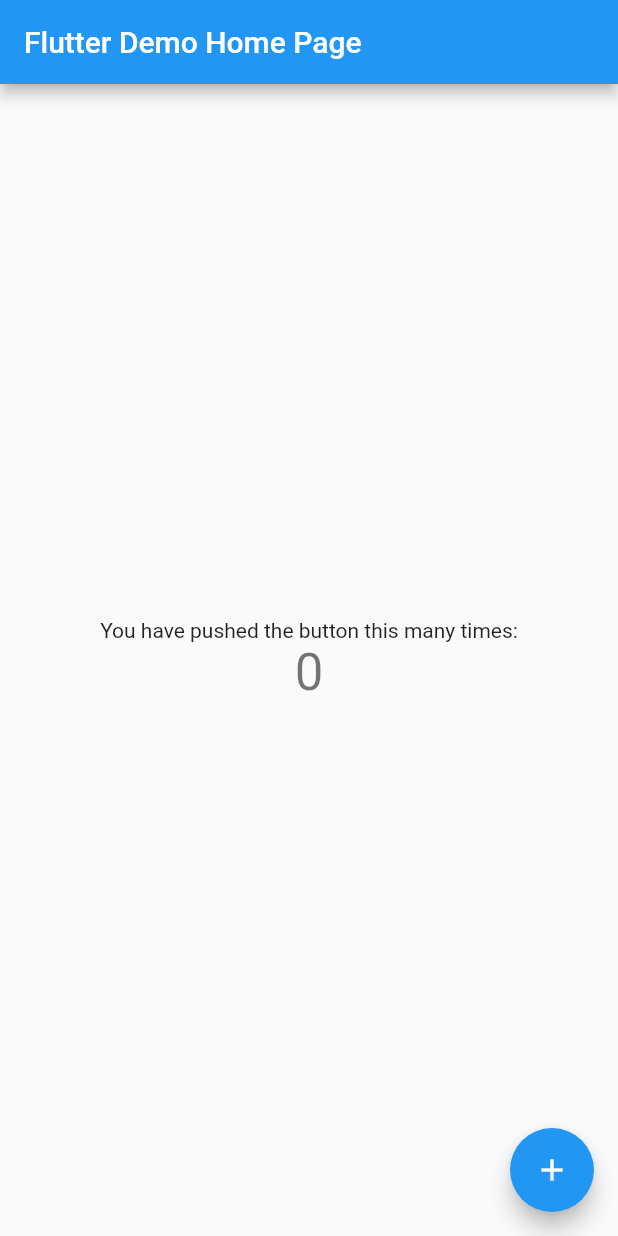
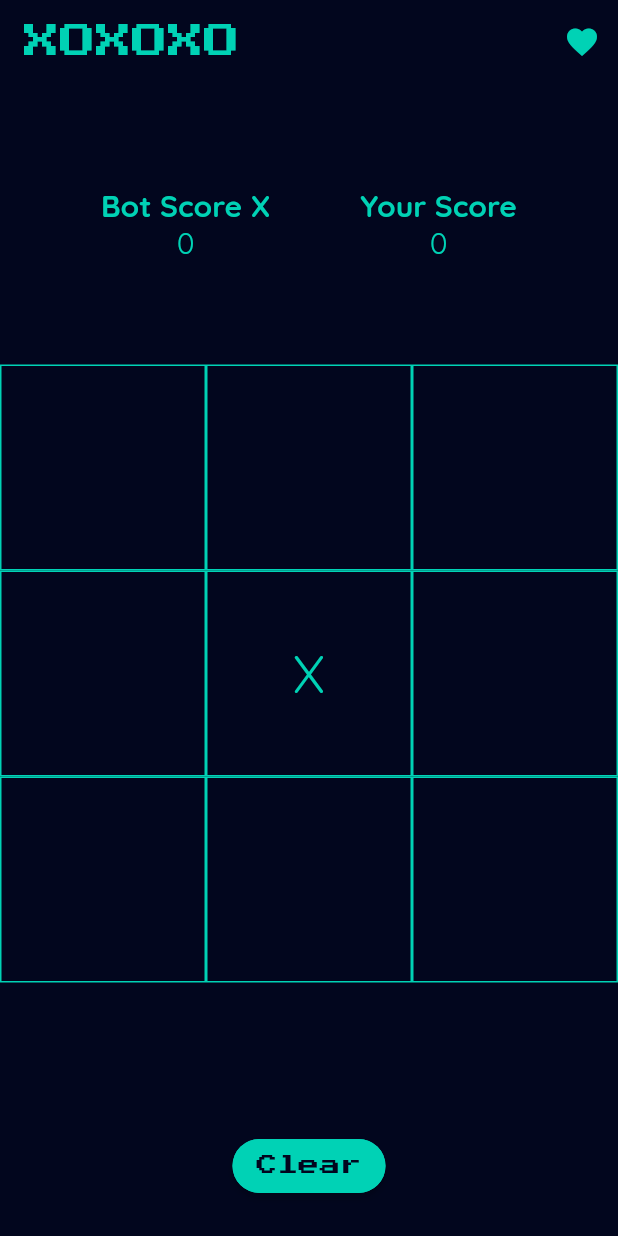
Before and after one commit to samvitjain/xo, a Flutter app: the screen it shows after launch, on a phone screen of 412 x 824 dp. Run offline on Flutter 3.47's test engine with Material 2 defaults, Android fonts, the phone set to English and light mode, and no system bars; our stand-ins replace google_fonts, rxdart.

Commit message:
Add game play

```diff
--- a/lib/main.dart
+++ b/lib/main.dart
@@ -1,115 +1,33 @@
 import 'package:flutter/material.dart';
+import 'package:google_fonts/google_fonts.dart';
+import 'package:xo/modules/common/constants/app_colors.dart';
 
-void main() {
-  runApp(const MyApp());
-}
+import 'modules/game_screen/game_page.dart';
+
+void main() => runApp(MyApp());
+
+final GlobalKey<NavigatorState> navigatorKey = GlobalKey<NavigatorState>();
 
 class MyApp extends StatelessWidget {
-  const MyApp({Key? key}) : super(key: key);
-
-  // This widget is the root of your application.
   @override
   Widget build(BuildContext context) {
     return MaterialApp(
-      title: 'Flutter Demo',
+      navigatorKey: navigatorKey,
       theme: ThemeData(
-        // This is the theme of your application.
-        //
-        // Try running your application with "flutter run". You'll see the
-        // application has a blue toolbar. Then, without quitting the app, try
-        // changing the primarySwatch below to Colors.green and then invoke
-        // "hot reload" (press "r" in the console where you ran "flutter run",
-        // or simply save your changes to "hot reload" in a Flutter IDE).
-        // Notice that the counter didn't reset back to zero; the application
-        // is not restarted.
-        primarySwatch: Colors.blue,
+        appBarTheme: AppBarTheme(
+          color: AppColors.darkGreen,
+          elevation: 0,
+          titleTextStyle: GoogleFonts.pressStart2p().copyWith(
+            color: AppColors.lightGreen,
+            fontSize: 24,
+          ),
+          foregroundColor: Colors.black,
+        ),
+        textTheme: GoogleFonts.quicksandTextTheme(
+          Theme.of(context).textTheme,
+        ),
       ),
-      home: const MyHomePage(title: 'Flutter Demo Home Page'),
+      home: GamePage(),
     );
   }
 }
-
-class MyHomePage extends StatefulWidget {
-  const MyHomePage({Key? key, required this.title}) : super(key: key);
-
-  // This widget is the home page of your application. It is stateful, meaning
-  // that it has a State object (defined below) that contains fields that affect
-  // how it looks.
-
-  // This class is the configuration for the state. It holds the values (in this
-  // case the title) provided by the parent (in this case the App widget) and
-  // used by the build method of the State. Fields in a Widget subclass are
-  // always marked "final".
-
-  final String title;
-
-  @override
-  State<MyHomePage> createState() => _MyHomePageState();
-}
-
-class _MyHomePageState extends State<MyHomePage> {
-  int _counter = 0;
-
-  void _incrementCounter() {
-    setState(() {
-      // This call to setState tells the Flutter framework that something has
-      // changed in this State, which causes it to rerun the build method below
-      // so that the display can reflect the updated values. If we changed
-      // _counter without calling setState(), then the build method would not be
-      // called again, and so nothing would appear to happen.
-      _counter++;
-    });
-  }
-
-  @override
-  Widget build(BuildContext context) {
-    // This method is rerun every time setState is called, for instance as done
-    // by the _incrementCounter method above.
-    //
-    // The Flutter framework has been optimized to make rerunning build methods
-    // fast, so that you can just rebuild anything that needs updating rather
-    // than having to individually change instances of widgets.
-    return Scaffold(
-      appBar: AppBar(
-        // Here we take the value from the MyHomePage object that was created by
-        // the App.build method, and use it to set our appbar title.
-        title: Text(widget.title),
-      ),
-      body: Center(
-        // Center is a layout widget. It takes a single child and positions it
-        // in the middle of the parent.
-        child: Column(
-          // Column is also a layout widget. It takes a list of children and
-          // arranges them vertically. By default, it sizes itself to fit its
-          // children horizontally, and tries to be as tall as its parent.
-          //
-          // Invoke "debug painting" (press "p" in the console, choose the
-          // "Toggle Debug Paint" action from the Flutter Inspector in Android
-          // Studio, or the "Toggle Debug Paint" command in Visual Studio Code)
-          // to see the wireframe for each widget.
-          //
-          // Column has various properties to control how it sizes itself and
-          // how it positions its children. Here we use mainAxisAlignment to
-          // center the children vertically; the main axis here is the vertical
-          // axis because Columns are vertical (the cross axis would be
-          // horizontal).
-          mainAxisAlignment: MainAxisAlignment.center,
-          children: <Widget>[
-            const Text(
-              'You have pushed the button this many times:',
-            ),
-            Text(
-              '$_counter',
-              style: Theme.of(context).textTheme.headline4,
-            ),
-          ],
-        ),
-      ),
-      floatingActionButton: FloatingActionButton(
-        onPressed: _incrementCounter,
-        tooltip: 'Increment',
-        child: const Icon(Icons.add),
-      ), // This trailing comma makes auto-formatting nicer for build methods.
-    );
-  }
-}
--- /dev/null
+++ b/lib/modules/game_ai/game_ai.dart
@@ -0,0 +1,134 @@
+import 'dart:math';
+
+class GameAi {
+  late List<List<String>> _field;
+  late String _playerChar;
+  late String _aiChar;
+  late BotDecision _decision;
+
+  GameAi(
+    this._field,
+    this._playerChar,
+    this._aiChar,
+  );
+
+  BotDecision getDecision() {
+    _makeDecision();
+    return _decision;
+  }
+
+  _makeDecision() {
+    if (_isCenterEmpty()) return;
+    if (_aiIsCloseToWin()) return;
+    if (_playerIsCloseToWin()) return;
+    if (_playerHasOneChar()) return;
+    _chooseRandom();
+  }
+
+  bool _isCenterEmpty() {
+    if (_field[1][1].isEmpty) {
+      _decision = BotDecision(1, 1);
+      return true;
+    } else {
+      return false;
+    }
+  }
+
+  bool _aiIsCloseToWin() {
+    return _hasTwoCharsInLine(0, 0, 0, 1, 0, 2, _aiChar) ||
+        _hasTwoCharsInLine(1, 0, 1, 1, 1, 2, _aiChar) ||
+        _hasTwoCharsInLine(2, 0, 2, 1, 2, 2, _aiChar) ||
+        _hasTwoCharsInLine(0, 0, 1, 0, 2, 0, _aiChar) ||
+        _hasTwoCharsInLine(0, 1, 1, 1, 2, 1, _aiChar) ||
+        _hasTwoCharsInLine(0, 2, 1, 2, 2, 2, _aiChar) ||
+        _hasTwoCharsInLine(0, 0, 1, 1, 2, 2, _aiChar) ||
+        _hasTwoCharsInLine(0, 2, 1, 1, 2, 0, _aiChar);
+  }
+
+  bool _playerIsCloseToWin() {
+    return _hasTwoCharsInLine(0, 0, 0, 1, 0, 2, _playerChar) ||
+        _hasTwoCharsInLine(1, 0, 1, 1, 1, 2, _playerChar) ||
+        _hasTwoCharsInLine(2, 0, 2, 1, 2, 2, _playerChar) ||
+        _hasTwoCharsInLine(0, 0, 1, 0, 2, 0, _playerChar) ||
+        _hasTwoCharsInLine(0, 1, 1, 1, 2, 1, _playerChar) ||
+        _hasTwoCharsInLine(0, 2, 1, 2, 2, 2, _playerChar) ||
+        _hasTwoCharsInLine(0, 0, 1, 1, 2, 2, _playerChar) ||
+        _hasTwoCharsInLine(0, 2, 1, 1, 2, 0, _playerChar);
+  }
+
+  bool _hasTwoCharsInLine(
+      int r1, int c1, int r2, int c2, int r3, int c3, String side) {
+    if (_field[r1][c1] == side &&
+        _field[r2][c2] == side &&
+        _field[r3][c3].isEmpty) {
+      _decision = BotDecision(r3, c3);
+      return true;
+    }
+    if (_field[r1][c1] == side &&
+        _field[r3][c3] == side &&
+        _field[r2][c2].isEmpty) {
+      _decision = BotDecision(r2, c2);
+      return true;
+    }
+    if (_field[r2][c2] == side &&
+        _field[r3][c3] == side &&
+        _field[r1][c1].isEmpty) {
+      _decision = BotDecision(r1, c1);
+      return true;
+    }
+    return false;
+  }
+
+  bool _playerHasOneChar() {
+    return _playerHasOneCharInLine(0, 0, 0, 1, 0, 2) ||
+        _playerHasOneCharInLine(1, 0, 1, 1, 1, 2) ||
+        _playerHasOneCharInLine(2, 0, 2, 1, 2, 2) ||
+        _playerHasOneCharInLine(0, 0, 1, 0, 2, 0) ||
+        _playerHasOneCharInLine(0, 1, 1, 1, 2, 1) ||
+        _playerHasOneCharInLine(0, 2, 1, 2, 2, 2) ||
+        _playerHasOneCharInLine(0, 0, 1, 1, 2, 2) ||
+        _playerHasOneCharInLine(0, 2, 1, 1, 2, 0);
+  }
+
+  _playerHasOneCharInLine(int r1, int c1, int r2, int c2, int r3, int c3) {
+    if (_field[r1][c1] == _playerChar &&
+        _field[r2][c2].isEmpty &&
+        _field[r3][c3].isEmpty) {
+      _decision = BotDecision(r3, c3);
+      return true;
+    }
+    if (_field[r2][c2] == _playerChar &&
+        _field[r1][c1].isEmpty &&
+        _field[r3][c3].isEmpty) {
+      _decision = BotDecision(r1, c1);
+      return true;
+    }
+    if (_field[r3][c3] == _playerChar &&
+        _field[r1][c1].isEmpty &&
+        _field[r2][c2].isEmpty) {
+      _decision = BotDecision(r1, c1);
+      return true;
+    }
+    return false;
+  }
+
+  _chooseRandom() {
+    var random = Random();
+    while (true) {
+      var _row = random.nextInt(3);
+      var _column = random.nextInt(3);
+
+      if (_field[_row][_column].isEmpty) {
+        _decision = BotDecision(_row, _column);
+        break;
+      }
+    }
+  }
+}
+
+class BotDecision {
+  int row;
+  int column;
+
+  BotDecision(this.row, this.column);
+}
--- /dev/null
+++ b/lib/modules/game_screen/game_bloc.dart
@@ -0,0 +1,217 @@
+import 'package:flutter/material.dart';
+import 'package:google_fonts/google_fonts.dart';
+import 'package:rxdart/rxdart.dart';
+import 'package:xo/modules/common/constants/app_colors.dart';
+import 'package:xo/modules/game_ai/game_ai.dart';
+import 'package:xo/modules/game_screen/widgets/simple_button.dart';
+
+import '../../main.dart';
+
+class GameBloc {
+  final _boardSubject = BehaviorSubject<List<String>>.seeded([]);
+  BehaviorSubject<List<String>> get board => _boardSubject;
+
+  final _isOTurnSubject = BehaviorSubject<bool>.seeded(false);
+  BehaviorSubject<bool> get isOTurn => _isOTurnSubject;
+
+  List<String> displayElement = ['', '', '', '', '', '', '', '', ''];
+  int oScore = 0;
+  int xScore = 0;
+  int filledBoxes = 0;
+  // bool oTurn = true; // True => UserTurn
+
+  void userInput(int index) {
+    if (isOTurn.value && displayElement[index] == '') {
+      displayElement[index] = 'O';
+      filledBoxes++;
+      board.add(displayElement);
+      var winner = checkWinner();
+      if (winner != null) {
+        if (winner == 'DRAW') {
+          _showDrawDialog();
+        } else {
+          _showWinDialog(winner);
+        }
+      }
+      isOTurn.add(false); // False => BotTurn
+    }
+  }
+
+  Future<void> botInput() async {
+    if (!isOTurn.value) {
+      await Future.delayed(const Duration(seconds: 1));
+      GameAi ai = GameAi(temp(), 'O', 'X');
+      var desicion = ai.getDecision();
+      int desicionIndex = (desicion.row * 3) + desicion.column;
+      displayElement[desicionIndex] = 'X';
+      filledBoxes++;
+      board.add(displayElement);
+      var winner = checkWinner();
+      if (winner != null) {
+        await Future.delayed(const Duration(seconds: 1));
+        if (winner == 'DRAW') {
+          _showDrawDialog();
+        } else {
+          _showWinDialog(winner);
+        }
+      }
+      isOTurn.add(true); // True => UserTurn
+
+    }
+  }
+
+  List<List<String>> temp() {
+    var l1 = [displayElement[0], displayElement[1], displayElement[2]];
+    var l2 = [displayElement[3], displayElement[4], displayElement[5]];
+    var l3 = [displayElement[6], displayElement[7], displayElement[8]];
+    return [l1, l2, l3];
+  }
+
+  void _showWinDialog(String winner) {
+    showDialog(
+        barrierDismissible: false,
+        context: navigatorKey.currentContext!,
+        builder: (BuildContext context) {
+          return AlertDialog(
+            shape: RoundedRectangleBorder(
+              borderRadius: BorderRadius.circular(18.0),
+              side: BorderSide(
+                color: AppColors.lightGreen,
+                width: 2.0,
+              ),
+            ),
+            backgroundColor: AppColors.darkGreen,
+            titleTextStyle: GoogleFonts.pressStart2p().copyWith(
+              color: AppColors.lightGreen,
+            ),
+            contentTextStyle: GoogleFonts.pressStart2p().copyWith(
+              color: AppColors.lightGreen,
+            ),
+            title: Text("$winner wins!"),
+            actions: [
+              SimpleButton(
+                callBack: () {
+                  _clearBoard();
+                  Navigator.of(context).pop();
+                },
+                title: 'Play Again',
+              )
+              // FlatButton(
+              //   child: Text("Play Again"),
+              //   onPressed: () {
+              //     _clearBoard();
+              //     Navigator.of(context).pop();
+              //   },
+              // )
+            ],
+          );
+        });
+
+    if (winner == 'O') {
+      oScore++;
+    } else if (winner == 'X') {
+      xScore++;
+    }
+  }
+
+  void _showDrawDialog() {
+    showDialog(
+        barrierDismissible: false,
+        context: navigatorKey.currentContext!,
+        builder: (BuildContext context) {
+          return AlertDialog(
+            shape: RoundedRectangleBorder(
+              borderRadius: BorderRadius.circular(18.0),
+              side: BorderSide(
+                color: AppColors.lightGreen,
+                width: 2.0,
+              ),
+            ),
+            backgroundColor: AppColors.darkGreen,
+            titleTextStyle: GoogleFonts.pressStart2p().copyWith(
+              color: AppColors.lightGreen,
+            ),
+            contentTextStyle: GoogleFonts.pressStart2p().copyWith(
+              color: AppColors.lightGreen,
+            ),
+            title: const Text("Draw"),
+            actions: [
+              SimpleButton(
+                callBack: () {
+                  _clearBoard();
+                  Navigator.of(context).pop();
+                },
+                title: 'Play Again',
+              )
+            ],
+          );
+        });
+  }
+
+  void _clearBoard() {
+    for (int i = 0; i < 9; i++) {
+      displayElement[i] = '';
+    }
+
+    filledBoxes = 0;
+    board.add(displayElement);
+  }
+
+  void clearScoreBoard() {
+    xScore = 0;
+    oScore = 0;
+    for (int i = 0; i < 9; i++) {
+      displayElement[i] = '';
+    }
+
+    filledBoxes = 0;
+    board.add(displayElement);
+  }
+
+  String? checkWinner() {
+    // Checking rows
+    if (displayElement[0] == displayElement[1] &&
+        displayElement[0] == displayElement[2] &&
+        displayElement[0] != '') {
+      return displayElement[0];
+    } else if (displayElement[3] == displayElement[4] &&
+        displayElement[3] == displayElement[5] &&
+        displayElement[3] != '') {
+      return displayElement[3];
+    } else if (displayElement[6] == displayElement[7] &&
+        displayElement[6] == displayElement[8] &&
+        displayElement[6] != '') {
+      return displayElement[6];
+    }
+
+    // Checking Column
+    else if (displayElement[0] == displayElement[3] &&
+        displayElement[0] == displayElement[6] &&
+        displayElement[0] != '') {
+      return displayElement[0];
+    } else if (displayElement[1] == displayElement[4] &&
+        displayElement[1] == displayElement[7] &&
+        displayElement[1] != '') {
+      return displayElement[1];
+    } else if (displayElement[2] == displayElement[5] &&
+        displayElement[2] == displayElement[8] &&
+        displayElement[2] != '') {
+      return displayElement[2];
+    }
+
+    // Checking Diagonal
+    else if (displayElement[0] == displayElement[4] &&
+        displayElement[0] == displayElement[8] &&
+        displayElement[0] != '') {
+      return displayElement[0];
+    } else if (displayElement[2] == displayElement[4] &&
+        displayElement[2] == displayElement[6] &&
+        displayElement[2] != '') {
+      return displayElement[2];
+    } else if (filledBoxes == 9) {
+      return 'DRAW';
+    } else {
+      return null;
+    }
+  }
+}
--- /dev/null
+++ b/lib/modules/game_screen/game_page.dart
@@ -0,0 +1,167 @@
+import 'package:flutter/material.dart';
+import 'package:google_fonts/google_fonts.dart';
+import 'package:xo/modules/game_screen/game_bloc.dart';
+
+import '../../main.dart';
+import '../common/constants/app_colors.dart';
+import 'widgets/author_button.dart';
+import 'widgets/simple_button.dart';
+
+class GamePage extends StatefulWidget {
+  const GamePage({Key? key}) : super(key: key);
+
+  @override
+  _GamePageState createState() => _GamePageState();
+}
+
+class _GamePageState extends State<GamePage> {
+  final _bloc = GameBloc();
+  @override
+  void initState() {
+    super.initState();
+
+    _bloc.isOTurn.listen((isOTurn) {
+      if (!isOTurn) {
+        _bloc.botInput();
+      }
+    });
+  }
+
+  @override
+  Widget build(BuildContext context) {
+    return Scaffold(
+      appBar: AppBar(
+        title: const Text('XOXOXO'),
+        actions: const [
+          AuthorDialogButton(),
+        ],
+      ),
+      backgroundColor: AppColors.darkGreen,
+      body: StreamBuilder<List<String>>(
+          stream: _bloc.board,
+          initialData: const [],
+          builder: (context, snapshot) {
+            if (snapshot.hasData && snapshot.data!.length == 9) {
+              return Column(
+                children: <Widget>[
+                  Expanded(
+                    flex: 2,
+                    child: Container(
+                      child: Row(
+                        mainAxisAlignment: MainAxisAlignment.center,
+                        children: <Widget>[
+                          Padding(
+                            padding: const EdgeInsets.all(30.0),
+                            child: Column(
+                              mainAxisAlignment: MainAxisAlignment.center,
+                              children: <Widget>[
+                                Text(
+                                  'Bot Score X',
+                                  style: TextStyle(
+                                    fontSize: 20,
+                                    fontWeight: FontWeight.bold,
+                                    color: AppColors.lightGreen,
+                                  ),
+                                ),
+                                Text(
+                                  _bloc.xScore.toString(),
+                                  style: TextStyle(
+                                    fontSize: 20,
+                                    color: AppColors.lightGreen,
+                                  ),
+                                ),
+                              ],
+                            ),
+                          ),
+                          Padding(
+                            padding: const EdgeInsets.all(30.0),
+                            child: Column(
+                              mainAxisAlignment: MainAxisAlignment.center,
+                              children: <Widget>[
+                                Text(
+                                  'Your Score',
+                                  style: TextStyle(
+                                    fontSize: 20,
+                                    fontWeight: FontWeight.bold,
+                                    color: AppColors.lightGreen,
+                                  ),
+                                ),
+                                Text(
+                                  _bloc.oScore.toString(),
+                                  style: TextStyle(
+                                    fontSize: 20,
+                                    color: AppColors.lightGreen,
+                                  ),
+                                ),
+                              ],
+                            ),
+                          ),
+                        ],
+                      ),
+                    ),
+                  ),
+                  Expanded(
+                    flex: 5,
+                    child: GridView.builder(
+                        itemCount: 9,
+                        gridDelegate:
+                            const SliverGridDelegateWithFixedCrossAxisCount(
+                          crossAxisCount: 3,
+                        ),
+                        itemBuilder: (BuildContext context, int index) {
+                          return GestureDetector(
+                            onTap: () {
+                              _bloc.userInput(index);
+                            },
+                            child: Container(
+                              decoration: BoxDecoration(
+                                border: Border.all(
+                                  color: AppColors.lightGreen,
+                                ),
+                              ),
+                              child: Center(
+                                child: Text(
+                                  snapshot.data![index],
+                                  style: TextStyle(
+                                    color: AppColors.lightGreen,
+                                    fontSize: 35,
+                                  ),
+                                ),
+                              ),
+                            ),
+                          );
+                        }),
+                  ),
+                  !_bloc.isOTurn.value
+                      ? LinearProgressIndicator(
+                          color: AppColors.lightGreen,
+                          backgroundColor: AppColors.darkGreen,
+                        )
+                      : Container(
+                          height: 20,
+                        ),
+                  Expanded(
+                    flex: 1,
+                    child: Container(
+                      child: Row(
+                        mainAxisAlignment: MainAxisAlignment.center,
+                        children: <Widget>[
+                          SimpleButton(
+                            callBack: _bloc.clearScoreBoard,
+                            title: 'Clear',
+                          ),
+                        ],
+                      ),
+                    ),
+                  )
+                ],
+              );
+            } else if (snapshot.hasError) {
+              return const CircularProgressIndicator();
+            } else {
+              return const CircularProgressIndicator();
+            }
+          }),
+    );
+  }
+}
--- /dev/null
+++ b/lib/modules/game_screen/widgets/author_button.dart
@@ -0,0 +1,54 @@
+import 'package:flutter/material.dart';
+import 'package:google_fonts/google_fonts.dart';
+import 'package:xo/modules/game_screen/widgets/simple_button.dart';
+
+import '../../../main.dart';
+import '../../common/constants/app_colors.dart';
+
+class AuthorDialogButton extends StatelessWidget {
+  const AuthorDialogButton({
+    Key? key,
+  }) : super(key: key);
+
+  @override
+  Widget build(BuildContext context) {
+    return IconButton(
+      onPressed: () {
+        showDialog(
+            barrierDismissible: false,
+            context: navigatorKey.currentContext!,
+            builder: (BuildContext context) {
+              return AlertDialog(
+                shape: RoundedRectangleBorder(
+                  borderRadius: BorderRadius.circular(18.0),
+                  side: BorderSide(
+                    color: AppColors.lightGreen,
+                    width: 2.0,
+                  ),
+                ),
+                backgroundColor: AppColors.darkGreen,
+                titleTextStyle: GoogleFonts.pressStart2p().copyWith(
+                  color: AppColors.lightGreen,
+                ),
+                contentTextStyle: GoogleFonts.pressStart2p().copyWith(
+                  color: AppColors.lightGreen,
+                ),
+                title: const Text("Crafted with ❤ by samvit.xyz"),
+                actions: [
+                  SimpleButton(
+                    callBack: () {
+                      Navigator.of(context).pop();
+                    },
+                    title: 'Okay',
+                  )
+                ],
+              );
+            });
+      },
+      icon: Icon(
+        Icons.favorite,
+        color: AppColors.lightGreen,
+      ),
+    );
+  }
+}
--- /dev/null
+++ b/lib/modules/game_screen/widgets/simple_button.dart
@@ -0,0 +1,41 @@
+import 'package:flutter/material.dart';
+import 'package:google_fonts/google_fonts.dart';
+
+import '../../common/constants/app_colors.dart';
+
+typedef CallBack = void Function();
+
+class SimpleButton extends StatelessWidget {
+  CallBack callBack;
+  String title;
+  SimpleButton({
+    Key? key,
+    required this.callBack,
+    required this.title,
+  }) : super(key: key);
+
+  @override
+  Widget build(BuildContext context) {
+    return ElevatedButton(
+      style: ButtonStyle(
+        backgroundColor: MaterialStateProperty.all(AppColors.lightGreen),
+        shape: MaterialStateProperty.all<RoundedRectangleBorder>(
+          RoundedRectangleBorder(
+            borderRadius: BorderRadius.circular(18.0),
+            side: BorderSide(
+              color: AppColors.lightGreen,
+              width: 2.0,
+            ),
+          ),
+        ),
+      ),
+      child: Text(
+        title,
+        style: GoogleFonts.pressStart2p().copyWith(
+          color: AppColors.darkGreen,
+        ),
+      ),
+      onPressed: callBack,
+    );
+  }
+}
--- a/pubspec.yaml
+++ b/pubspec.yaml
@@ -17,6 +17,8 @@ dependencies:
 
 
   cupertino_icons: ^1.0.2
+  google_fonts: ^2.3.1
+  rxdart: ^0.27.3
 
 dev_dependencies:
   flutter_test:
```
Also changed, not shown: 1 other file.
